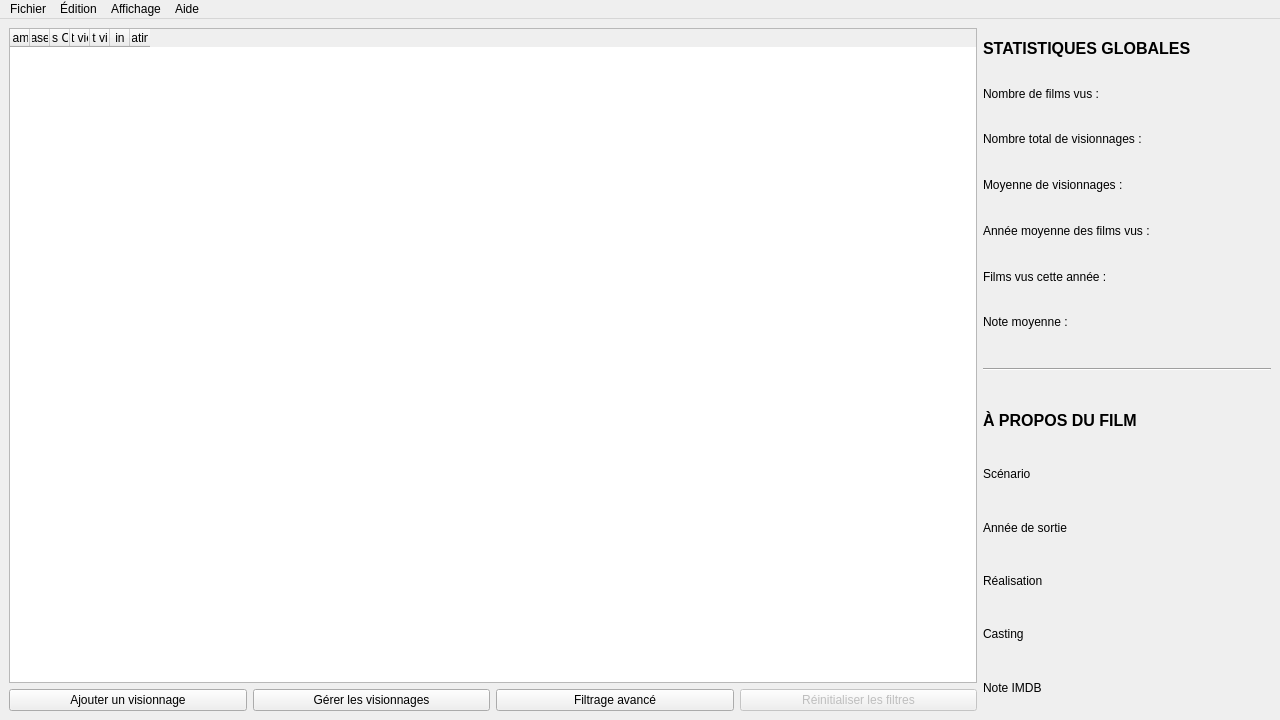
This is MainWindow.ui in AmbreM71/MovieManager as Qt 5 draws it before an edit. The edited form follows.
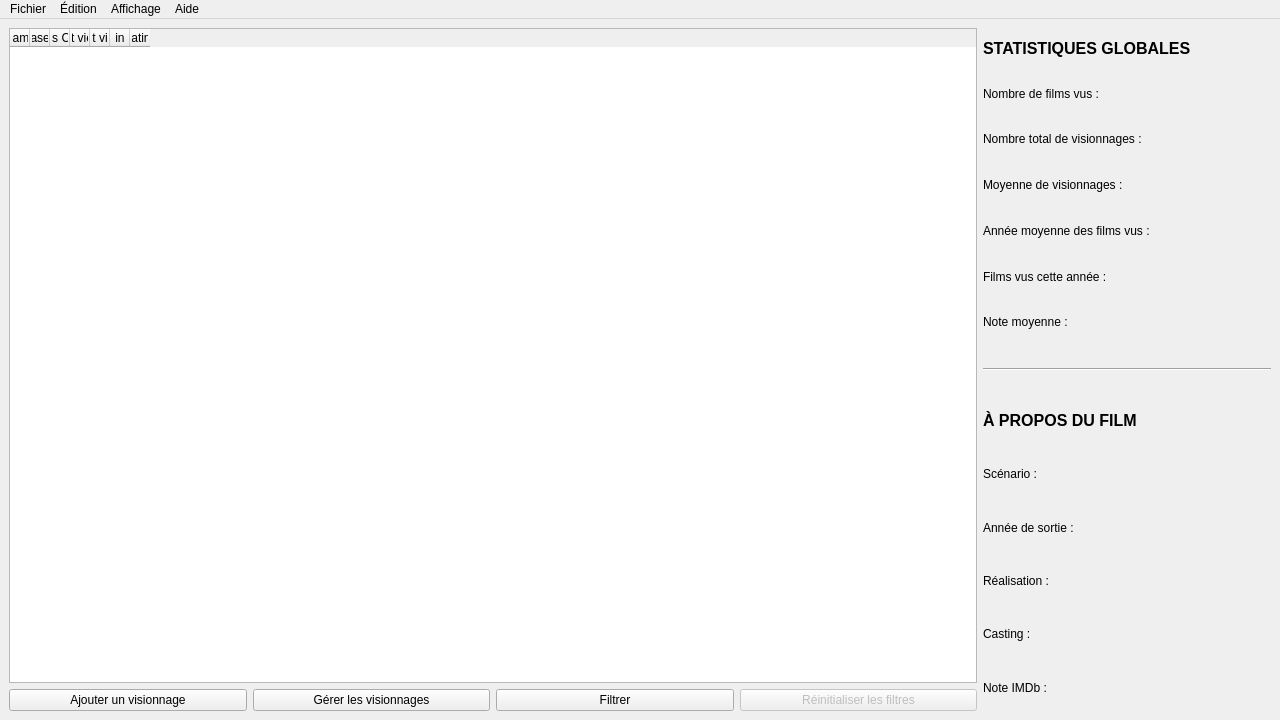
This is the edited form.

Patch:
```diff
--- a/MainWindow.ui
+++ b/MainWindow.ui
@@ -132,21 +132,21 @@
         <item row="3" column="0">
          <widget class="QLabel" name="MovieScreenplayLabel">
           <property name="text">
-           <string>Scénario</string>
+           <string>Scénario :</string>
           </property>
          </widget>
         </item>
         <item row="8" column="0">
          <widget class="QLabel" name="MovieIMDBRateLabel">
           <property name="text">
-           <string>Note IMDB</string>
+           <string>Note IMDb :</string>
           </property>
          </widget>
         </item>
         <item row="4" column="0">
          <widget class="QLabel" name="MovieReleaseYearLabel">
           <property name="text">
-           <string>Année de sortie</string>
+           <string>Année de sortie :</string>
           </property>
          </widget>
         </item>
@@ -169,7 +169,7 @@
         <item row="7" column="0">
          <widget class="QLabel" name="MovieCastLabel">
           <property name="text">
-           <string>Casting</string>
+           <string>Casting :</string>
           </property>
          </widget>
         </item>
@@ -192,7 +192,7 @@
         <item row="5" column="0">
          <widget class="QLabel" name="MovieDirectorLabel">
           <property name="text">
-           <string>Réalisation</string>
+           <string>Réalisation :</string>
           </property>
          </widget>
         </item>
@@ -368,7 +368,7 @@
           <item>
            <widget class="QPushButton" name="AdvancedSearchButton">
             <property name="text">
-             <string>Filtrage avancé</string>
+             <string>Filtrer</string>
             </property>
            </widget>
           </item>
```
